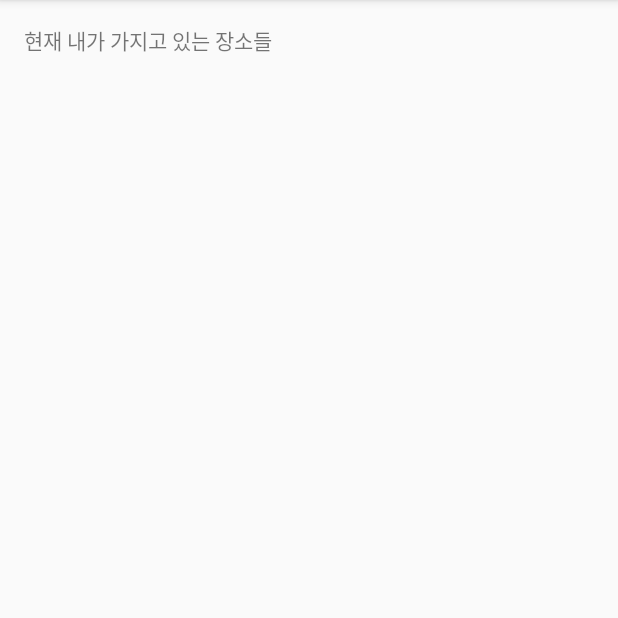
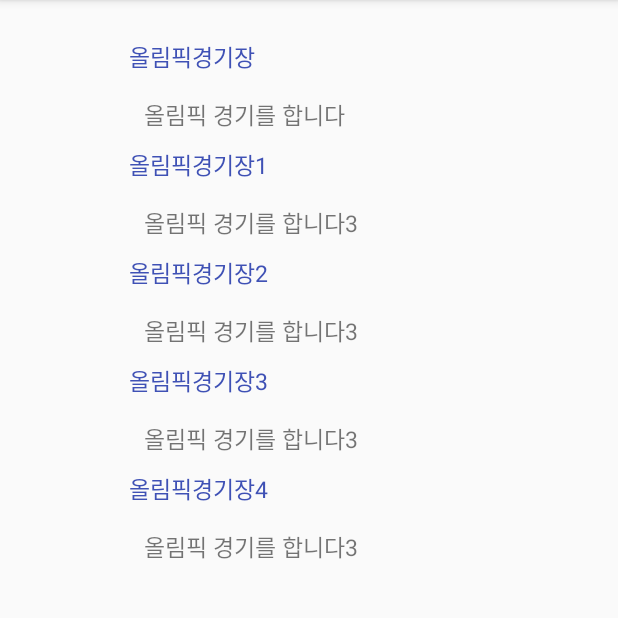
Before and after one commit to sungjunyoung/photoME, an Android app: the fragment MyplaceFragment shown on its own in the app's theme, on a phone screen of 412 x 824 dp, the part 84-702 px from its top. Run offline under Robolectric (Android 15) with nearby library versions, the phone set to English and light mode, and no system bars.

Commit message:
내 콜렉션에서 리사이클러 뷰 추가

```diff
--- a/app/build.gradle
+++ b/app/build.gradle
@@ -28,4 +28,5 @@ dependencies {
     compile 'com.android.support:appcompat-v7:24.0.0'
     compile 'com.android.support:design:24.0.0'
     compile 'com.android.support:support-v4:24.0.0'
+    compile 'com.android.support:recyclerview-v7:24.0.0'
 }
--- a/app/src/main/java/com/teamtoriden/photome/Activity/LoginActivity.java
+++ b/app/src/main/java/com/teamtoriden/photome/Activity/LoginActivity.java
@@ -23,8 +23,8 @@ public class LoginActivity extends AppCompatActivity {
         super.onCreate(savedInstanceState);
         setContentView(R.layout.activity_login);
 
-        myId = "123123";
-        myPassword = "123123";
+        myId = "z";
+        myPassword = "z";
 
         idText = (EditText) findViewById(R.id.idInput);
         pwText = (EditText) findViewById(R.id.pwInput);
--- /dev/null
+++ b/app/src/main/java/com/teamtoriden/photome/Adapter/CollectionAdapter.java
@@ -0,0 +1,58 @@
+package com.teamtoriden.photome.Adapter;
+
+import android.support.v7.widget.RecyclerView;
+import android.view.LayoutInflater;
+import android.view.View;
+import android.view.ViewGroup;
+import android.widget.ImageView;
+import android.widget.TextView;
+
+import com.teamtoriden.photome.Class.Place;
+import com.teamtoriden.photome.R;
+
+import java.util.List;
+
+/**
+ * Created by Junyoung on 16. 7. 16..
+ */
+public class CollectionAdapter extends RecyclerView.Adapter<CollectionAdapter.ViewHolder> {
+
+    private List<Place> collectionList;
+
+    public CollectionAdapter(List<Place> collectionList) {
+        this.collectionList = collectionList;
+    }
+
+    public class ViewHolder extends RecyclerView.ViewHolder {
+        public TextView name, description;
+        public ImageView image;
+
+        public ViewHolder(View itemView) {
+            super(itemView);
+            name = (TextView) itemView.findViewById(R.id.name);
+            description = (TextView) itemView.findViewById(R.id.description);
+            image = (ImageView) itemView.findViewById(R.id.image);
+        }
+    }
+
+    @Override
+    public ViewHolder onCreateViewHolder(ViewGroup parent, int viewType) {
+        View itemView = LayoutInflater.from(parent.getContext()).inflate(R.layout.mycollection_row,parent,false);
+        return new ViewHolder(itemView);
+    }
+
+    @Override
+    public void onBindViewHolder(ViewHolder holder, int position) {
+        Place collection = collectionList.get(position);
+        holder.name.setText(collection.getName());
+        holder.description.setText(collection.getDescription());
+        //holder.image.setImageResource(collection.getImage());
+
+    }
+
+    @Override
+    public int getItemCount() {
+        return collectionList.size();
+    }
+
+}
--- /dev/null
+++ b/app/src/main/java/com/teamtoriden/photome/Class/Place.java
@@ -0,0 +1,70 @@
+package com.teamtoriden.photome.Class;
+
+import android.media.Image;
+
+/**
+ * Created by Junyoung on 16. 6. 28..
+ */
+public class Place {
+    private String name;
+    private String description;
+    private int x;
+    private Image image;
+
+    private int y;
+
+    public Place(String name, String description){
+        this.name = name;
+        this.description = description;
+        this.x = 0;
+        this.y = 0;
+    }
+
+    public Place(String name, String description, int x, int y) {
+        this.name = name;
+        this.description = description;
+        this.x = x;
+        this.y = y;
+    }
+
+    public String getName() {
+        return name;
+    }
+
+    public void setName(String name) {
+        this.name = name;
+    }
+
+    public String getDescription() {
+        return description;
+    }
+
+    public void setDescription(String description) {
+        this.description = description;
+    }
+
+    public int getX() {
+        return x;
+    }
+
+    public void setX(int x) {
+        this.x = x;
+    }
+
+    public int getY() {
+        return y;
+    }
+
+    public void setY(int y) {
+        this.y = y;
+    }
+
+    public Image getImage() {
+        return image;
+    }
+
+
+    public void setImage(Image image) {
+        this.image = image;
+    }
+}
--- a/app/src/main/java/com/teamtoriden/photome/Fragments/MyplaceFragment.java
+++ b/app/src/main/java/com/teamtoriden/photome/Fragments/MyplaceFragment.java
@@ -1,15 +1,29 @@
 package com.teamtoriden.photome.Fragments;
 
+import android.content.Context;
 import android.support.v4.app.Fragment;
 import android.support.v7.app.AppCompatActivity;
 import android.os.Bundle;
+import android.support.v7.widget.DefaultItemAnimator;
+import android.support.v7.widget.LinearLayoutManager;
+import android.support.v7.widget.RecyclerView;
 import android.view.LayoutInflater;
 import android.view.View;
 import android.view.ViewGroup;
 
+import com.teamtoriden.photome.Adapter.CollectionAdapter;
+import com.teamtoriden.photome.Class.Place;
 import com.teamtoriden.photome.R;
 
+import java.util.ArrayList;
+import java.util.List;
+
 public class MyplaceFragment extends Fragment {
+
+    private List<Place> collectionList = new ArrayList<>();
+    private RecyclerView recyclerView;
+    private CollectionAdapter mAdapter;
+    private RecyclerView.LayoutManager mLayoutManager;
 
     public MyplaceFragment() {
         // Required empty public constructor
@@ -18,13 +32,36 @@ public class MyplaceFragment extends Fragment {
     @Override
     public void onCreate(Bundle savedInstanceState) {
         super.onCreate(savedInstanceState);
+
+
     }
 
+
+
     @Override
-    public View onCreateView(LayoutInflater inflater, ViewGroup container,
-                             Bundle savedInstanceState) {
+    public View onCreateView(LayoutInflater inflater, ViewGroup container, Bundle savedInstanceState) {
+
+        collectionList.add(new Place("올림픽경기장","올림픽 경기를 합니다"));
+        collectionList.add(new Place("올림픽경기장1","올림픽 경기를 합니다3"));
+        collectionList.add(new Place("올림픽경기장2","올림픽 경기를 합니다3"));
+        collectionList.add(new Place("올림픽경기장3","올림픽 경기를 합니다3"));
+        collectionList.add(new Place("올림픽경기장4","올림픽 경기를 합니다3"));
+
         // Inflate the layout for this fragment
-        return inflater.inflate(R.layout.fragment_myplace, container, false);
+        View view = inflater.inflate(R.layout.fragment_myplace, container, false);
+        Context context = view.getContext();
+        RecyclerView mRecyclerView = (RecyclerView) view.findViewById(R.id.recycler_view);
+        mRecyclerView.setHasFixedSize(true);
+        // use a linear layout manager
+        mLayoutManager = new LinearLayoutManager(context);
+        mRecyclerView.setLayoutManager(mLayoutManager);
+        // specify an adapter (see also next example)
+
+        mAdapter = new CollectionAdapter(collectionList);
+        mRecyclerView.setAdapter(mAdapter);
+
+
+        return view;
     }
 
 }
--- a/app/src/main/res/layout/fragment_myplace.xml
+++ b/app/src/main/res/layout/fragment_myplace.xml
@@ -1,5 +1,5 @@
 <?xml version="1.0" encoding="utf-8"?>
-<RelativeLayout xmlns:android="http://schemas.android.com/apk/res/android"
+<LinearLayout xmlns:android="http://schemas.android.com/apk/res/android"
     xmlns:tools="http://schemas.android.com/tools"
     android:layout_width="match_parent"
     android:layout_height="match_parent"
@@ -9,9 +9,17 @@
     android:paddingTop="@dimen/activity_vertical_margin"
     tools:context=".Fragments.MyplaceFragment">
 
-    <TextView
-        android:layout_width="wrap_content"
-        android:layout_height="wrap_content"
-        android:text="현재 내가 가지고 있는 장소들"/>
+    <LinearLayout
+        android:layout_width="match_parent"
+        android:layout_height="match_parent">
 
-</RelativeLayout>
+        <android.support.v7.widget.RecyclerView
+            android:id="@+id/recycler_view"
+            android:layout_width="match_parent"
+            android:layout_height="match_parent"
+            tools:listitem="@layout/mycollection_row" />
+
+    </LinearLayout>
+
+
+</LinearLayout>
--- /dev/null
+++ b/app/src/main/res/layout/mycollection_row.xml
@@ -0,0 +1,48 @@
+<?xml version="1.0" encoding="utf-8"?>
+<LinearLayout xmlns:android="http://schemas.android.com/apk/res/android"
+    android:layout_width="match_parent"
+    android:layout_height="wrap_content"
+    android:orientation="vertical">
+
+
+    <LinearLayout
+        android:layout_width="match_parent"
+        android:layout_height="wrap_content"
+        android:orientation="horizontal">
+
+        <ImageView
+            android:id="@+id/image"
+            android:layout_width="60dp"
+            android:layout_height="60dp"
+            android:layout_gravity="center_horizontal" />
+
+        <LinearLayout
+            android:layout_width="match_parent"
+            android:layout_height="wrap_content"
+            android:orientation="vertical">
+
+            <TextView
+                android:id="@+id/name"
+                android:layout_width="wrap_content"
+                android:layout_height="wrap_content"
+                android:layout_marginLeft="10dp"
+
+                android:layout_marginTop="10dp"
+                android:text="이름"
+                android:textColor="@color/colorPrimary"
+                android:textSize="15dp" />
+
+            <TextView
+                android:id="@+id/description"
+                android:layout_width="wrap_content"
+                android:layout_height="wrap_content"
+                android:layout_marginLeft="20dp"
+                android:layout_marginTop="15dp"
+                android:maxLength="35"
+                android:text="설명"
+                android:textSize="15sp" />
+        </LinearLayout>
+
+    </LinearLayout>
+
+</LinearLayout>
--- a/app/src/main/res/values/styles.xml
+++ b/app/src/main/res/values/styles.xml
@@ -8,4 +8,15 @@
         <item name="colorAccent">@color/colorAccent</item>
     </style>
 
+    <style name="StateText">
+        <item name="android:layout_width">0dp</item>
+        <item name="android:layout_height">wrap_content</item>
+        <item name="android:layout_weight">1</item>
+        <item name="android:padding">4dp</item>
+        <item name="android:gravity">center</item>
+        <item name="android:textColor">#ffffff</item>
+        <item name="android:background">#33000000</item>
+    </style>
+
+
 </resources>
```
